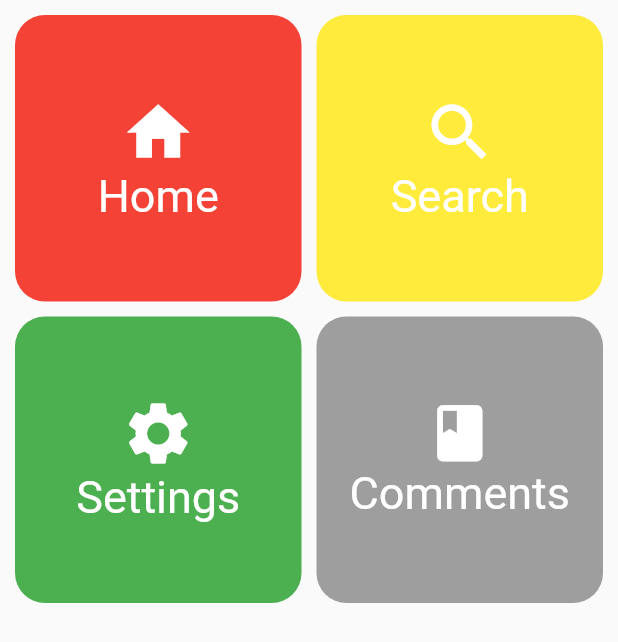
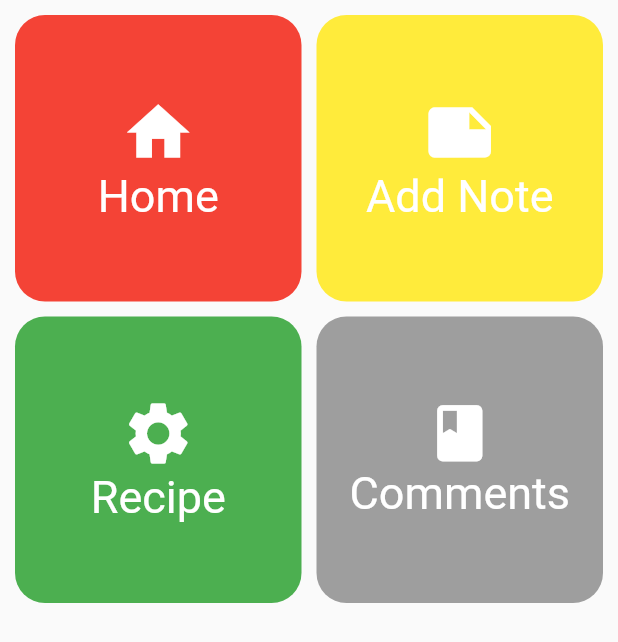
Before and after one commit to udarasandaruwan96/CTSE_Project_2023, a Flutter app: the Dashboard screen opened directly, on a phone screen of 412 x 824 dp. Shown: the top 642 px of the screen. Run offline on Flutter 3.47's test engine with Material 2 defaults, Android fonts, the phone set to English and light mode, and no system bars; our stand-ins replace cloud_firestore, firebase_auth, firebase_core, flutter_svg, fluttertoast, get; accounts and stored records are empty.

Commit message:
fixed bug

```diff
--- a/lib/pages/user/dashboard.dart
+++ b/lib/pages/user/dashboard.dart
@@ -1,7 +1,9 @@
+//import 'package:ctse_project/pages/screens/anodya/recipe.dart';
+//import 'package:ctse_project/pages/screens/disni/addNote.dart';
 import 'package:flutter/material.dart';
 
-import '../screens/anodya/anodyaHome.dart';
-import '../screens/disni/disniHome.dart';
+//import '../screens/anodya/anodyaHome.dart';
+//import '../screens/disni/disniHome.dart';
 import '../screens/ramona/comment.dart';
 import '../screens/ramona/ramonaHome.dart';
 import '../screens/udara/udaraHome.dart';
@@ -45,28 +47,28 @@ class _DashboardState extends State<Dashboard> {
             ),
           ),
          InkWell(
-             onTap: (){
-              Navigator.push(context, MaterialPageRoute(builder: (context)=>DisniHome()));
-            },
+            //  onTap: (){
+            //   Navigator.push(context, MaterialPageRoute(builder: (context)=>addNote()));
+            // },
            child: Container(decoration: BoxDecoration(borderRadius: BorderRadius.circular(20),color: Colors.yellow,),
             child: Column(
               mainAxisAlignment: MainAxisAlignment.center,
               children: [
-              Icon(Icons.search,size: 50,color: Colors.white,),
-              Text("Search",style: TextStyle(color: Colors.white,fontSize: 30),)
+              Icon(Icons.note,size: 50,color: Colors.white,),
+              Text("Add Note",style: TextStyle(color: Colors.white,fontSize: 30),)
             ],),
             ),
          ),
           InkWell(
-              onTap: (){
-              Navigator.push(context, MaterialPageRoute(builder: (context)=>AnodyaHome()));
-            },
+            //   onTap: (){
+            //   Navigator.push(context, MaterialPageRoute(builder: (context)=>addRecipe()));
+            // },
             child: Container(decoration: BoxDecoration(borderRadius: BorderRadius.circular(20),color: Colors.green,),
             child: Column(
               mainAxisAlignment: MainAxisAlignment.center,
               children: [
               Icon(Icons.settings,size: 50,color: Colors.white,),
-              Text("Settings",style: TextStyle(color: Colors.white,fontSize: 30),)
+              Text("Recipe",style: TextStyle(color: Colors.white,fontSize: 30),)
             ],),
             ),
           ),
```
Also changed, not shown: lib/pages/screens/anodya/anodyaHome.dart (deleted, +0 -28 lines), lib/pages/screens/disni/disniHome.dart (deleted, +0 -28 lines).
